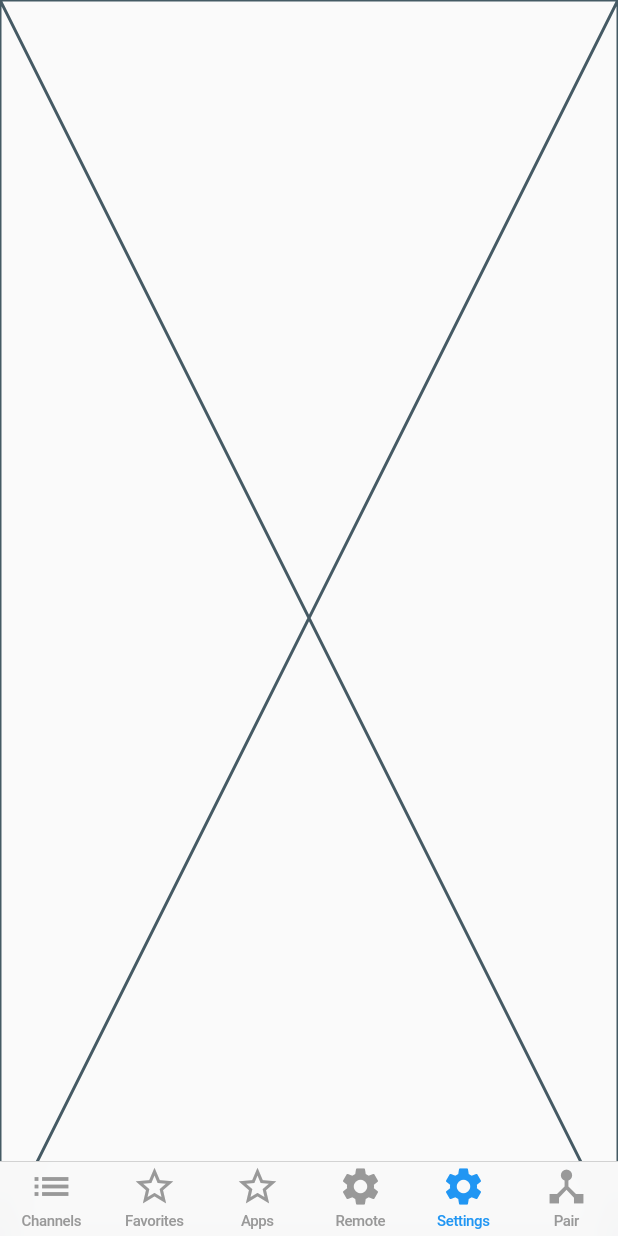
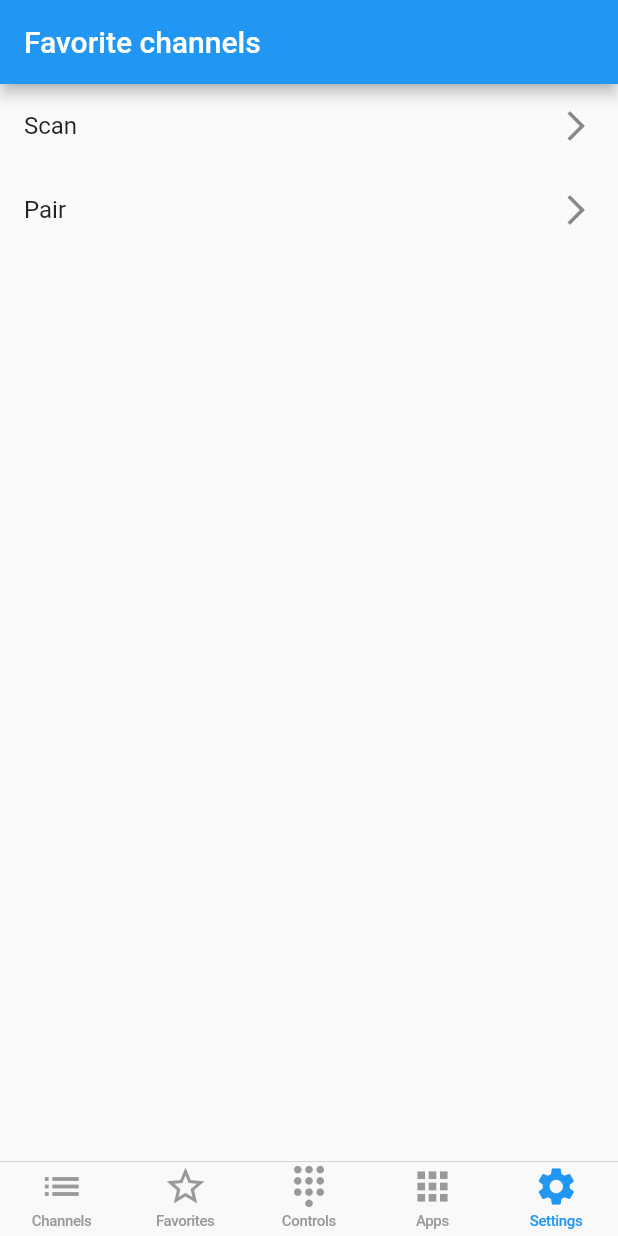
Before and after one commit to zierka/philips-remote, a Flutter app: the screen it shows after launch, item 5 of the bottom bar chosen, on a phone screen of 412 x 824 dp. Run offline on Flutter 3.47's test engine with Material 2 defaults, Android fonts, the phone set to English and light mode, and no system bars; our stand-ins replace shared_preferences; missing offline and left inert: http_auth, ping_discover_network; generated files the repository leaves out were written again; statements that could not run were skipped.

Commit message:
Implement basic TV scanning screen and logic

```diff
--- a/lib/classes/ui/screen/container/content_screen.dart
+++ b/lib/classes/ui/screen/container/content_screen.dart
@@ -3,7 +3,6 @@ import 'package:flutter/material.dart';
 import 'package:philips_remote/classes/ui/screen/app_list.dart';
 import 'package:philips_remote/classes/ui/screen/channel_list.dart';
 import 'package:philips_remote/classes/ui/screen/favorite_list.dart';
-import 'package:philips_remote/classes/ui/screen/pair_screen.dart';
 import 'package:philips_remote/classes/ui/screen/remote_ui.dart';
 import 'package:philips_remote/classes/ui/screen/settings_screen.dart';
 
@@ -22,20 +21,16 @@ class ContentScreen extends StatelessWidget {
             title: Text("Favorites"),
           ),
           BottomNavigationBarItem(
-            icon: Icon(Icons.star_border),
+            icon: Icon(Icons.dialpad),
+            title: Text("Controls"),
+          ),
+          BottomNavigationBarItem(
+            icon: Icon(Icons.apps),
             title: Text("Apps"),
           ),
           BottomNavigationBarItem(
             icon: Icon(Icons.settings),
-            title: Text("Remote"),
-          ),
-          BottomNavigationBarItem(
-            icon: Icon(Icons.settings),
             title: Text("Settings"),
-          ),
-          BottomNavigationBarItem(
-            icon: Icon(Icons.device_hub),
-            title: Text("Pair"),
           ),
         ],
       ),
@@ -46,13 +41,11 @@ class ContentScreen extends StatelessWidget {
           case 1:
             return FavoritesScreen();
           case 2:
+            return RemoteUI();
+          case 3:
             return AppsScreen();
-          case 3:
-            return RemoteUI();
           case 4:
             return SettingsScreen();
-          case 5:
-            return PairScreen();
           default:
             return Placeholder();
         }
--- a/lib/classes/ui/screen/settings_screen.dart
+++ b/lib/classes/ui/screen/settings_screen.dart
@@ -1,9 +1,41 @@
 import 'package:flutter/material.dart';
+import 'package:philips_remote/classes/ui/screen/pair_screen.dart';
+import 'package:philips_remote/classes/ui/screen/scan_screen.dart';
 
 class SettingsScreen extends StatelessWidget {
+  final options = ["Scan", "Pair"];
+
+  _action(int index, BuildContext context) {
+    switch (index) {
+      case 0:
+        Navigator.of(context).push(MaterialPageRoute(builder: (context) {
+          return ScanScreen();
+        }));
+        break;
+      case 1:
+        Navigator.of(context).push(MaterialPageRoute(builder: (context) {
+          return PairScreen();
+        }));
+        break;
+    }
+  }
+
   @override
   Widget build(BuildContext context) {
-    // TODO: implement build
-    return Placeholder();
+    return Scaffold(
+      appBar: AppBar(
+        title: Text("Favorite channels"),
+      ),
+      body: ListView.builder(
+        itemCount: options.length,
+        itemBuilder: (context, index) {
+          return ListTile(
+            title: Text(options[index]),
+            onTap: () => _action(index, context),
+            trailing: Icon(Icons.arrow_forward_ios),
+          );
+        },
+      ),
+    );
   }
 }
--- a/pubspec.yaml
+++ b/pubspec.yaml
@@ -14,7 +14,7 @@ description: A new Flutter project.
 version: 1.0.0+1
 
 environment:
-  sdk: ">=2.1.0 <3.0.0"
+  sdk: ">=2.2.2 <3.0.0"
 
 dependencies:
   flutter:
@@ -29,6 +29,7 @@ dependencies:
   http_auth: ^0.2.6
   json_annotation: ^2.0.0
 
+  ping_discover_network: ^0.2.0+1
 dev_dependencies:
   build_runner: ^1.0.0
   json_serializable: ^2.0.0
```
Also changed, not shown: lib/classes/api/api.dart (+6 -5 lines), lib/classes/logic/scanner.dart (added, +46 -0 lines), lib/classes/ui/screen/scan_screen.dart (added, +69 -0 lines).
